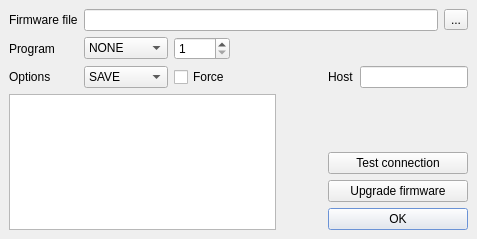
This is icepapcms/gui/ui/dialogipapprogram.ui in ALBA-Synchrotron/IcepapCMS as Qt 5 draws it before an edit. The edited form follows.
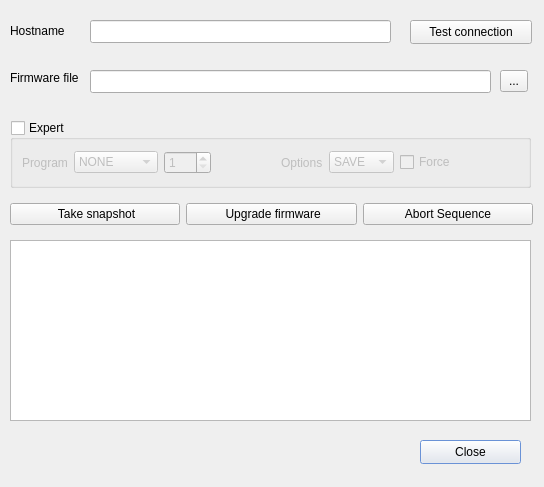
This is the edited form. Icons and pictures are not drawn.

Commit message:
Refactor programing dialog
* Allow to do automatic programing according to the current version on
the icepap or expert programing.
* Add to expert programming the MCPUx programing option
* Allow to take snapshots

Diff of the .ui file:
```diff
--- a/icepapcms/gui/ui/dialogipapprogram.ui
+++ b/icepapcms/gui/ui/dialogipapprogram.ui
@@ -6,8 +6,8 @@
    <rect>
     <x>0</x>
     <y>0</y>
-    <width>477</width>
-    <height>239</height>
+    <width>544</width>
+    <height>487</height>
    </rect>
   </property>
   <property name="palette">
@@ -54,111 +54,76 @@
    <iconset resource="icepapcms.qrc">
     <normaloff>:/icons/icons/gnome-cpu.png</normaloff>:/icons/icons/gnome-cpu.png</iconset>
   </property>
-  <layout class="QGridLayout">
-   <property name="leftMargin">
-    <number>9</number>
-   </property>
-   <property name="topMargin">
-    <number>9</number>
-   </property>
-   <property name="rightMargin">
-    <number>9</number>
-   </property>
-   <property name="bottomMargin">
-    <number>9</number>
-   </property>
-   <property name="spacing">
-    <number>6</number>
-   </property>
-   <item row="6" column="5" colspan="3">
     <widget class="QPushButton" name="btnClose">
+   <property name="geometry">
+    <rect>
+     <x>420</x>
+     <y>440</y>
+     <width>101</width>
+     <height>24</height>
+    </rect>
+   </property>
+   <property name="autoFillBackground">
+    <bool>false</bool>
+   </property>
      <property name="text">
-      <string>OK</string>
+    <string>Close</string>
      </property>
      <property name="icon">
       <iconset resource="icepapcms.qrc">
        <normaloff>:/icons/icons/close.png</normaloff>:/icons/icons/close.png</iconset>
      </property>
     </widget>
-   </item>
-   <item row="1" column="3">
-    <spacer>
-     <property name="orientation">
-      <enum>Qt::Horizontal</enum>
-     </property>
-     <property name="sizeHint" stdset="0">
-      <size>
-       <width>40</width>
-       <height>20</height>
-      </size>
-     </property>
-    </spacer>
-   </item>
-   <item row="3" column="0" rowspan="4" colspan="4">
     <widget class="QTextEdit" name="txtLog">
+   <property name="geometry">
+    <rect>
+     <x>10</x>
+     <y>240</y>
+     <width>521</width>
+     <height>181</height>
+    </rect>
+   </property>
      <property name="font">
       <font>
-       <pointsize>7</pointsize>
+     <pointsize>9</pointsize>
       </font>
      </property>
      <property name="readOnly">
       <bool>true</bool>
      </property>
     </widget>
-   </item>
-   <item row="0" column="7">
     <widget class="QToolButton" name="btnBrowser">
+   <property name="geometry">
+    <rect>
+     <x>500</x>
+     <y>70</y>
+     <width>28</width>
+     <height>22</height>
+    </rect>
+   </property>
      <property name="text">
       <string>...</string>
      </property>
     </widget>
-   </item>
-   <item row="1" column="2">
-    <widget class="QSpinBox" name="sbAddr">
-     <property name="minimum">
-      <number>1</number>
-     </property>
-     <property name="maximum">
-      <number>128</number>
-     </property>
-    </widget>
-   </item>
-   <item row="2" column="2">
-    <widget class="QCheckBox" name="chkForce">
-     <property name="text">
-      <string>Force</string>
-     </property>
-    </widget>
-   </item>
-   <item row="2" column="6" colspan="2">
-    <widget class="QLineEdit" name="txtHost"/>
-   </item>
-   <item row="4" column="4">
-    <spacer>
-     <property name="orientation">
-      <enum>Qt::Horizontal</enum>
-     </property>
-     <property name="sizeHint" stdset="0">
-      <size>
-       <width>40</width>
-       <height>20</height>
-      </size>
-     </property>
-    </spacer>
-   </item>
-   <item row="5" column="5" colspan="3">
-    <widget class="QPushButton" name="btnProgram">
-     <property name="text">
-      <string>Upgrade firmware</string>
-     </property>
-     <property name="icon">
-      <iconset resource="icepapcms.qrc">
-       <normaloff>:/icons/icons/gnome-cpu.png</normaloff>:/icons/icons/gnome-cpu.png</iconset>
-     </property>
-    </widget>
-   </item>
-   <item row="0" column="1" colspan="6">
+  <widget class="QLineEdit" name="txtHost">
+   <property name="geometry">
+    <rect>
+     <x>90</x>
+     <y>20</y>
+     <width>301</width>
+     <height>23</height>
+    </rect>
+   </property>
+  </widget>
     <widget class="QLineEdit" name="txtFirmwareFile">
+   <property name="geometry">
+    <rect>
+     <x>90</x>
+     <y>70</y>
+     <width>401</width>
+     <height>23</height>
+    </rect>
+   </property>
      <property name="maximumSize">
       <size>
        <width>1666666</width>
@@ -166,8 +131,78 @@
       </size>
      </property>
     </widget>
-   </item>
-   <item row="1" column="1">
+  <widget class="QLabel" name="label">
+   <property name="geometry">
+    <rect>
+     <x>10</x>
+     <y>70</y>
+     <width>77</width>
+     <height>16</height>
+    </rect>
+   </property>
+   <property name="text">
+    <string>Firmware file</string>
+   </property>
+  </widget>
+  <widget class="QPushButton" name="btnTest">
+   <property name="geometry">
+    <rect>
+     <x>410</x>
+     <y>20</y>
+     <width>122</width>
+     <height>24</height>
+    </rect>
+   </property>
+   <property name="text">
+    <string>Test connection</string>
+   </property>
+   <property name="icon">
+    <iconset resource="icepapcms.qrc">
+     <normaloff>:/icons/icons/gnome-nettool.png</normaloff>:/icons/icons/gnome-nettool.png</iconset>
+   </property>
+  </widget>
+  <widget class="QLabel" name="label_4">
+   <property name="geometry">
+    <rect>
+     <x>10</x>
+     <y>20</y>
+     <width>71</width>
+     <height>21</height>
+    </rect>
+   </property>
+   <property name="text">
+    <string>Hostname</string>
+   </property>
+  </widget>
+  <widget class="QGroupBox" name="expert">
+   <property name="geometry">
+    <rect>
+     <x>10</x>
+     <y>120</y>
+     <width>521</width>
+     <height>68</height>
+    </rect>
+   </property>
+   <property name="title">
+    <string>Expert</string>
+   </property>
+   <property name="checkable">
+    <bool>true</bool>
+   </property>
+   <property name="checked">
+    <bool>false</bool>
+   </property>
+   <layout class="QHBoxLayout" name="horizontalLayout_4">
+    <item>
+     <layout class="QHBoxLayout" name="horizontalLayout_2">
+      <item>
+       <widget class="QLabel" name="label_2">
+        <property name="text">
+         <string>Program</string>
+        </property>
+       </widget>
+      </item>
+      <item>
     <widget class="QComboBox" name="cbProgram">
      <item>
       <property name="text">
@@ -196,52 +231,41 @@
      </item>
     </widget>
    </item>
-   <item row="0" column="0">
-    <widget class="QLabel" name="label">
-     <property name="text">
-      <string>Firmware file</string>
+      <item>
+       <widget class="QSpinBox" name="sbAddr">
+        <property name="minimum">
+         <number>1</number>
+        </property>
+        <property name="maximum">
+         <number>128</number>
      </property>
     </widget>
    </item>
-   <item row="3" column="6">
-    <spacer>
+     </layout>
+    </item>
+    <item>
+     <spacer name="horizontalSpacer_2">
      <property name="orientation">
-      <enum>Qt::Vertical</enum>
+       <enum>Qt::Horizontal</enum>
      </property>
      <property name="sizeHint" stdset="0">
       <size>
-       <width>20</width>
-       <height>40</height>
+        <width>40</width>
+        <height>20</height>
       </size>
      </property>
     </spacer>
    </item>
-   <item row="1" column="0">
-    <widget class="QLabel" name="label_2">
-     <property name="text">
-      <string>Program</string>
-     </property>
-    </widget>
-   </item>
-   <item row="2" column="0">
+    <item>
+     <layout class="QHBoxLayout" name="horizontalLayout_3">
+      <item>
     <widget class="QLabel" name="label_3">
      <property name="text">
       <string>Options</string>
      </property>
     </widget>
    </item>
-   <item row="4" column="5" colspan="3">
-    <widget class="QPushButton" name="btnTest">
-     <property name="text">
-      <string>Test connection</string>
-     </property>
-     <property name="icon">
-      <iconset resource="icepapcms.qrc">
-       <normaloff>:/icons/icons/gnome-nettool.png</normaloff>:/icons/icons/gnome-nettool.png</iconset>
-     </property>
-    </widget>
-   </item>
-   <item row="2" column="1">
+      <item>
     <widget class="QComboBox" name="cbOptions">
      <item>
       <property name="text">
@@ -260,14 +284,81 @@
      </item>
     </widget>
    </item>
-   <item row="2" column="5">
-    <widget class="QLabel" name="label_4">
+      <item>
+       <widget class="QCheckBox" name="chkForce">
      <property name="text">
-      <string>Host</string>
+         <string>Force</string>
      </property>
     </widget>
    </item>
   </layout>
+    </item>
+    <item>
+     <spacer name="horizontalSpacer">
+      <property name="orientation">
+       <enum>Qt::Horizontal</enum>
+      </property>
+      <property name="sizeHint" stdset="0">
+       <size>
+        <width>40</width>
+        <height>20</height>
+       </size>
+      </property>
+     </spacer>
+    </item>
+   </layout>
+  </widget>
+  <widget class="QWidget" name="layoutWidget">
+   <property name="geometry">
+    <rect>
+     <x>10</x>
+     <y>200</y>
+     <width>523</width>
+     <height>28</height>
+    </rect>
+   </property>
+   <layout class="QHBoxLayout" name="horizontalLayout">
+    <item>
+     <widget class="QPushButton" name="btnSnapshot">
+      <property name="text">
+       <string notr="true"> Take snapshot</string>
+      </property>
+      <property name="icon">
+       <iconset resource="icepapcms.qrc">
+        <normaloff>:/icons/icons/camera.svg</normaloff>:/icons/icons/camera.svg</iconset>
+      </property>
+     </widget>
+    </item>
+    <item>
+     <widget class="QPushButton" name="btnProgram">
+      <property name="text">
+       <string notr="true"> Upgrade firmware</string>
+      </property>
+      <property name="icon">
+       <iconset resource="icepapcms.qrc">
+        <normaloff>:/icons/icons/gnome-cpu.png</normaloff>:/icons/icons/gnome-cpu.png</iconset>
+      </property>
+     </widget>
+    </item>
+    <item>
+     <widget class="QPushButton" name="btnAbort">
+      <property name="text">
+       <string notr="true">Abort Sequence</string>
+      </property>
+      <property name="icon">
+       <iconset resource="icepapcms.qrc">
+        <normaloff>:/icons/icons/gnome-session-halt.png</normaloff>:/icons/icons/gnome-session-halt.png</iconset>
+      </property>
+      <property name="iconSize">
+       <size>
+        <width>16</width>
+        <height>16</height>
+       </size>
+      </property>
+     </widget>
+    </item>
+   </layout>
+  </widget>
  </widget>
  <tabstops>
   <tabstop>txtFirmwareFile</tabstop>
```
Left out of the diff: 16 changed lines with no effect on the pictures. Lines whose indentation alone changed are shown as unchanged. The commit also changes 2 other files.
